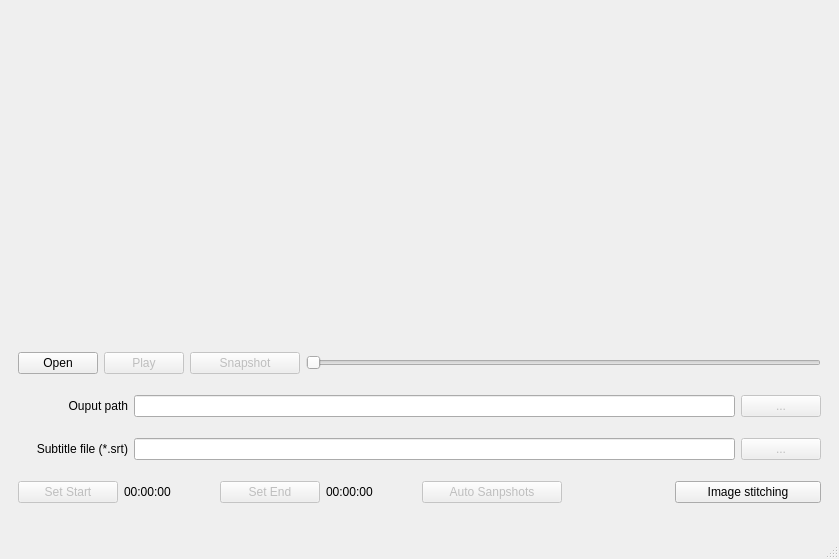
The window that src/windows/video_player_window.ui (shootsoft/PlutoVideoSnapshoter) describes before a commit, drawn with Qt 5.
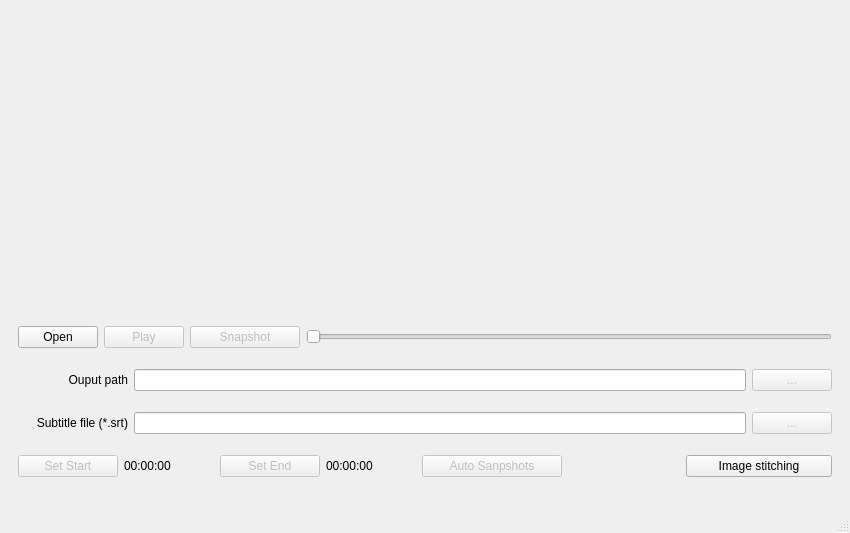
The same window after the commit.

Commit message: New button name -> Magic Update with new context menu: add image and magic Auto play

Diff of the .ui file:
```diff
--- a/src/windows/video_player_window.ui
+++ b/src/windows/video_player_window.ui
@@ -6,8 +6,8 @@
    <rect>
     <x>0</x>
     <y>0</y>
-    <width>839</width>
-    <height>559</height>
+    <width>850</width>
+    <height>533</height>
    </rect>
   </property>
   <property name="windowTitle">
@@ -184,6 +184,15 @@
        </item>
        <item>
         <layout class="QHBoxLayout" name="horizontalLayout_4">
+         <property name="leftMargin">
+          <number>0</number>
+         </property>
+         <property name="topMargin">
+          <number>0</number>
+         </property>
+         <property name="bottomMargin">
+          <number>0</number>
+         </property>
          <item>
           <widget class="QPushButton" name="startButton">
            <property name="enabled">
```
Left out of the diff: 2 changed lines with no effect on the pictures. The commit also changes 5 other files.
